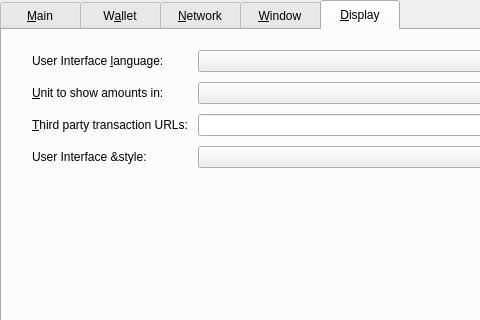
Above: src/qt/forms/optionsdialog.ui from hardwarewise/SIN-core before the change; both pictures show x 0 to 480 and y 0 to 320 of the 832 by 471 pixel window. Below: the same form after it.
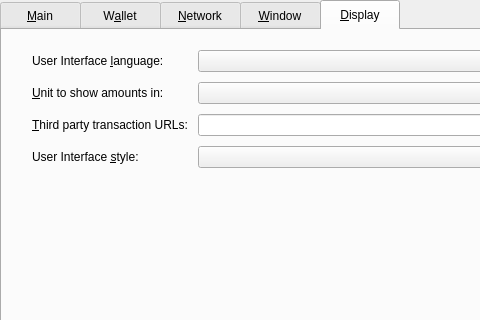
That is the form after the change. The open tabs and pages were chosen to show the change. Custom widgets are drawn as their Qt base class.

Diff of the .ui file:
```diff
--- a/src/qt/forms/optionsdialog.ui
+++ b/src/qt/forms/optionsdialog.ui
@@ -849,6 +849,12 @@
            <property name="text">
             <string>User Interface &amp;style:</string>
            </property>
+           <property name="textFormat">
+            <enum>Qt::PlainText</enum>
+           </property>
+           <property name="buddy">
+            <cstring>lang</cstring>
+           </property>
           </widget>
          </item>
          <item row="3" column="1">
```
